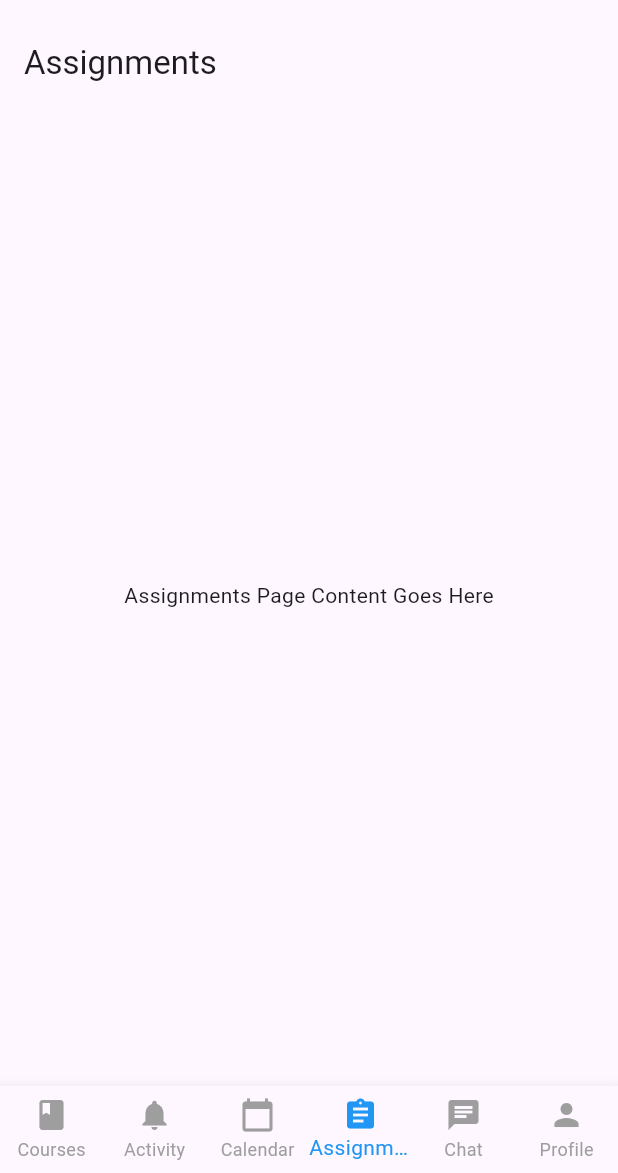
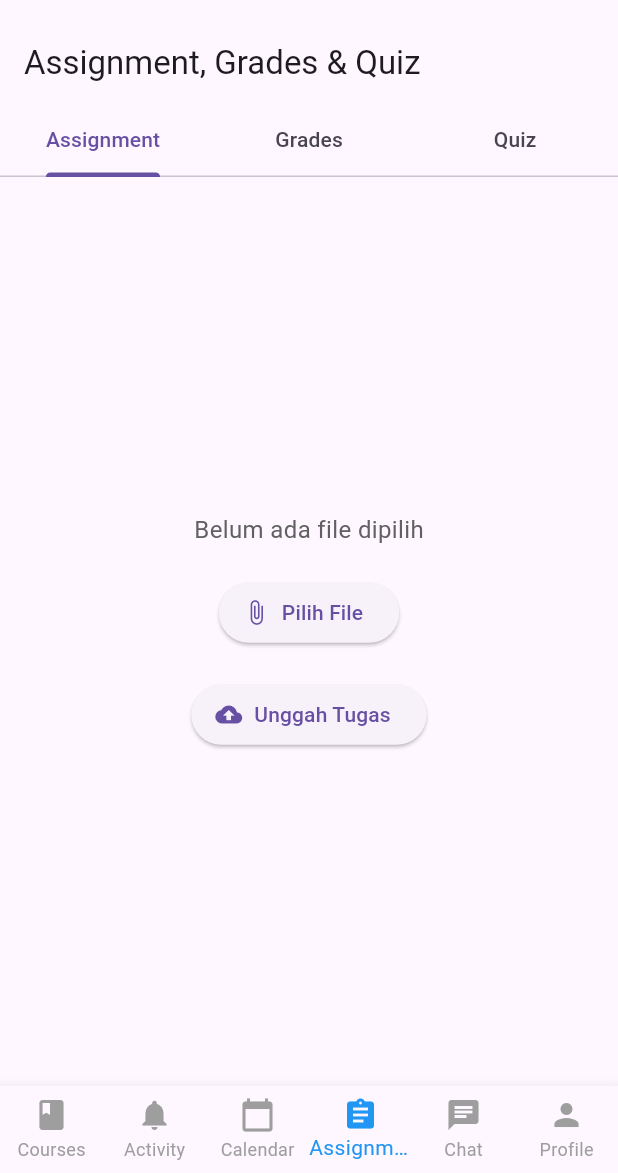
Before and after one commit to FathiyahAzzahra/Education-NgodeYuk, a Flutter app: the screen it shows after launch, item 4 of the bottom bar chosen, on a phone screen of 412 x 824 dp, the part 63-1236 px from its top. Run offline on Flutter 3.47's test engine with Material 3 defaults, Android fonts, the phone set to English and light mode, and no system bars; our stand-ins replace cloud_firestore, file_picker, firebase_core; accounts and stored records are empty.

Commit message:
assignment_quiz_dina

```diff
--- a/lib/main.dart
+++ b/lib/main.dart
@@ -19,6 +19,8 @@ void main() async {
 }
 
 class MyApp extends StatelessWidget {
+  const MyApp({super.key});
+
   @override
   Widget build(BuildContext context) {
     return MaterialApp(
--- a/lib/screens/activity/activity_page.dart
+++ b/lib/screens/activity/activity_page.dart
@@ -1,13 +1,15 @@
 import 'package:flutter/material.dart';
 
 class ActivityPage extends StatelessWidget {
+  const ActivityPage({super.key});
+
   @override
   Widget build(BuildContext context) {
     return Scaffold(
       appBar: AppBar(
-        title: Text('Activity'),
+        title: const Text('Activity'),
       ),
-      body: Center(
+      body: const Center(
         child: Text('Activity Page Content Goes Here'),
       ),
     );
--- /dev/null
+++ b/lib/screens/assignments/assignment_quiz.dart
@@ -0,0 +1,247 @@
+import 'package:flutter/material.dart';
+import 'package:file_picker/file_picker.dart';
+import 'dart:async';
+
+class AssignmentQuizPage extends StatefulWidget {
+  const AssignmentQuizPage({Key? key}) : super(key: key);
+
+  @override
+  _AssignmentQuizPageState createState() => _AssignmentQuizPageState();
+}
+
+class _AssignmentQuizPageState extends State<AssignmentQuizPage> {
+  int _timeRemaining = 30;
+  late Timer _timer;
+  bool _isQuizSubmitted = false;
+  int _score = 0;
+  int _currentQuestionIndex = 0;
+  String? _selectedOption;
+  String? filePath;
+  static const List<Map<String, dynamic>> grades = [
+    {'assignment': 'Tugas 1', 'score': 85},
+    {'assignment': 'Quiz 1', 'score': 90},
+  ];
+  final List<Map<String, Object>> _questions = [
+    {
+      'question': 'Apa fungsi utama dari loop dalam pemrograman?',
+      'options': [
+        'Menampilkan teks',
+        'Mengulang perintah',
+        'Menghapus data',
+        'Menutup program'
+      ],
+      'answer': 'Mengulang perintah'
+    },
+    {
+      'question':
+          'Apa bahasa pemrograman yang paling umum digunakan untuk pengembangan aplikasi Android?',
+      'options': ['Python', 'Swift', 'Java', 'Ruby'],
+      'answer': 'Java'
+    },
+    {
+      'question': 'HTML adalah singkatan dari...',
+      'options': [
+        'Hyper Text Markup Language',
+        'High Transfer Machine Language',
+        'Hyperlink Machine Text',
+        'Hyper Text Made Language'
+      ],
+      'answer': 'Hyper Text Markup Language'
+    },
+  ];
+
+  @override
+  void initState() {
+    super.initState();
+    startTimer();
+  }
+
+  void startTimer() {
+    _timer = Timer.periodic(const Duration(seconds: 1), (timer) {
+      if (_timeRemaining > 0) {
+        setState(() {
+          _timeRemaining--;
+        });
+      } else {
+        _submitQuiz();
+      }
+    });
+  }
+
+  void _submitQuiz() {
+    _timer.cancel();
+    setState(() {
+      _isQuizSubmitted = true;
+    });
+  }
+
+  void _checkAnswer() {
+    if (_selectedOption == _questions[_currentQuestionIndex]['answer']) {
+      _score++;
+    }
+    if (_currentQuestionIndex < _questions.length - 1) {
+      setState(() {
+        _currentQuestionIndex++;
+        _selectedOption = null;
+      });
+    } else {
+      _submitQuiz();
+    }
+  }
+
+  Future<void> pickFile() async {
+    FilePickerResult? result = await FilePicker.platform.pickFiles();
+    if (result != null) {
+      setState(() {
+        filePath = result.files.single.path;
+      });
+    }
+  }
+
+  @override
+  void dispose() {
+    _timer.cancel();
+    super.dispose();
+  }
+
+  @override
+  Widget build(BuildContext context) {
+    return DefaultTabController(
+      length: 3,
+      child: Scaffold(
+        appBar: AppBar(
+          title: const Text('Assignment, Grades & Quiz'),
+          bottom: const TabBar(
+            tabs: [
+              Tab(text: 'Assignment'),
+              Tab(text: 'Grades'),
+              Tab(text: 'Quiz'),
+            ],
+          ),
+        ),
+        body: TabBarView(
+          children: [
+            // Assignment Tab
+            Center(
+              child: Padding(
+                padding: const EdgeInsets.all(20.0),
+                child: Column(
+                  mainAxisAlignment: MainAxisAlignment.center,
+                  children: [
+                    Text(
+                      filePath != null
+                          ? "File: ${filePath!.split('/').last}"
+                          : "Belum ada file dipilih",
+                      style: TextStyle(fontSize: 16, color: Colors.grey[700]),
+                    ),
+                    const SizedBox(height: 20),
+                    ElevatedButton.icon(
+                      onPressed: pickFile,
+                      icon: const Icon(Icons.attach_file),
+                      label: const Text('Pilih File'),
+                    ),
+                    const SizedBox(height: 20),
+                    ElevatedButton.icon(
+                      onPressed: () {
+                        // Implementasikan pengunggahan file
+                      },
+                      icon: const Icon(Icons.cloud_upload),
+                      label: const Text('Unggah Tugas'),
+                    ),
+                  ],
+                ),
+              ),
+            ),
+            // Grades Tab
+            ListView.builder(
+              padding: const EdgeInsets.all(20),
+              itemCount: grades.length,
+              itemBuilder: (context, index) {
+                final grade = grades[index];
+                return Card(
+                  color: const Color(0xFFFFD09B),
+                  margin: const EdgeInsets.symmetric(vertical: 8),
+                  child: ListTile(
+                    title: Text(
+                      grade['assignment'],
+                      style: const TextStyle(
+                        fontWeight: FontWeight.bold,
+                        color: Colors.white,
+                      ),
+                    ),
+                    subtitle: Text(
+                      'Nilai: ${grade['score']}',
+                      style: const TextStyle(color: Colors.white),
+                    ),
+                    leading: const Icon(Icons.grade, color: Colors.indigo),
+                  ),
+                );
+              },
+            ),
+            // Quiz Tab
+            Center(
+              child: _isQuizSubmitted
+                  ? Column(
+                      mainAxisAlignment: MainAxisAlignment.center,
+                      children: [
+                        Text(
+                          'Quiz telah dikumpulkan!',
+                          style:
+                              TextStyle(fontSize: 18, color: Colors.green[700]),
+                        ),
+                        const SizedBox(height: 10),
+                        Text(
+                          'Skor Anda: $_score dari ${_questions.length}',
+                          style: const TextStyle(
+                              fontSize: 24, fontWeight: FontWeight.bold),
+                        ),
+                      ],
+                    )
+                  : Padding(
+                      padding: const EdgeInsets.all(20.0),
+                      child: Column(
+                        mainAxisAlignment: MainAxisAlignment.center,
+                        children: [
+                          Text(
+                            'Waktu tersisa: $_timeRemaining detik',
+                            style: const TextStyle(
+                                fontSize: 24, fontWeight: FontWeight.bold),
+                          ),
+                          const SizedBox(height: 20),
+                          Text(
+                            _questions[_currentQuestionIndex]['question']
+                                as String,
+                            style: const TextStyle(
+                                fontSize: 20, fontWeight: FontWeight.bold),
+                          ),
+                          const SizedBox(height: 10),
+                          ...(_questions[_currentQuestionIndex]['options']
+                                  as List<String>)
+                              .map((option) {
+                            return RadioListTile<String>(
+                              title: Text(option),
+                              value: option,
+                              groupValue: _selectedOption,
+                              onChanged: (value) {
+                                setState(() {
+                                  _selectedOption = value;
+                                });
+                              },
+                            );
+                          }).toList(),
+                          const SizedBox(height: 20),
+                          ElevatedButton(
+                            onPressed:
+                                _selectedOption != null ? _checkAnswer : null,
+                            child: const Text('Selanjutnya'),
+                          ),
+                        ],
+                      ),
+                    ),
+            ),
+          ],
+        ),
+      ),
+    );
+  }
+}
--- a/lib/screens/assignments/assignments_page.dart
+++ b/lib/screens/assignments/assignments_page.dart
@@ -1,15 +1,61 @@
-import 'package:flutter/material.dart';
+// import 'package:flutter/material.dart';
+// import 'package:file_picker/file_picker.dart';
 
-class AssignmentsPage extends StatelessWidget {
-  @override
-  Widget build(BuildContext context) {
-    return Scaffold(
-      appBar: AppBar(
-        title: Text('Assignments'),
-      ),
-      body: Center(
-        child: Text('Assignments Page Content Goes Here'),
-      ),
-    );
-  }
-}
+// class AssignmentPage extends StatefulWidget {
+//   const AssignmentPage({super.key});
+
+//   @override
+//   _AssignmentPageState createState() => _AssignmentPageState();
+// }
+
+// class _AssignmentPageState extends State<AssignmentPage> {
+//   String? filePath;
+
+//   Future<void> pickFile() async {
+//     FilePickerResult? result = await FilePicker.platform.pickFiles();
+//     if (result != null) {
+//       setState(() {
+//         filePath = result.files.single.path;
+//       });
+//     }
+//   }
+
+//   @override
+//   Widget build(BuildContext context) {
+//     return Scaffold(
+//       appBar: AppBar(
+//         title: const Text('Unggah Tugas'),
+//       ),
+//       body: Center(
+//         child: Padding(
+//           padding: const EdgeInsets.all(20.0),
+//           child: Column(
+//             mainAxisAlignment: MainAxisAlignment.center,
+//             children: [
+//               Text(
+//                 filePath != null
+//                     ? "File: ${filePath!.split('/').last}"
+//                     : "Belum ada file dipilih",
+//                 style: TextStyle(fontSize: 16, color: Colors.grey[700]),
+//               ),
+//               const SizedBox(height: 20),
+//               ElevatedButton.icon(
+//                 onPressed: pickFile,
+//                 icon: const Icon(Icons.attach_file),
+//                 label: const Text('Pilih File'),
+//               ),
+//               const SizedBox(height: 20),
+//               ElevatedButton.icon(
+//                 onPressed: () {
+//                   // Implementasikan pengunggahan file
+//                 },
+//                 icon: const Icon(Icons.cloud_upload),
+//                 label: const Text('Unggah Tugas'),
+//               ),
+//             ],
+//           ),
+//         ),
+//       ),
+//     );
+//   }
+// }
--- a/lib/screens/calendar/calendar_page.dart
+++ b/lib/screens/calendar/calendar_page.dart
@@ -1,13 +1,15 @@
 import 'package:flutter/material.dart';
 
 class CalendarPage extends StatelessWidget {
+  const CalendarPage({super.key});
+
   @override
   Widget build(BuildContext context) {
     return Scaffold(
       appBar: AppBar(
-        title: Text('Calendar'),
+        title: const Text('Calendar'),
       ),
-      body: Center(
+      body: const Center(
         child: Text('Calendar Page Content Goes Here'),
       ),
     );
--- a/lib/screens/chat/chat_page.dart
+++ b/lib/screens/chat/chat_page.dart
@@ -1,13 +1,15 @@
 import 'package:flutter/material.dart';
 
 class ChatPage extends StatelessWidget {
+  const ChatPage({super.key});
+
   @override
   Widget build(BuildContext context) {
     return Scaffold(
       appBar: AppBar(
-        title: Text('Chat'),
+        title: const Text('Chat'),
       ),
-      body: Center(
+      body: const Center(
         child: Text('Chat Page Content Goes Here'),
       ),
     );
--- a/lib/screens/home/home_page.dart
+++ b/lib/screens/home/home_page.dart
@@ -2,11 +2,15 @@ import 'package:flutter/material.dart';
 import '../courses/courses_page.dart';
 import '../activity/activity_page.dart'; // Tambahkan halaman Activity
 import '../calendar/calendar_page.dart'; // Tambahkan halaman Calendar
-import '../assignments/assignments_page.dart'; // Tambahkan halaman Assignments
+import '../assignments/assignment_quiz.dart'; // Tambahkan halaman Assignments
+// import '../assignments/grades_page.dart';
+// import '../assignments/quiz_page.dart';
 import '../chat/chat_page.dart'; // Tambahkan halaman Chat
 import '../profile/profile_page.dart'; // Tambahkan halaman Profile
 
 class HomePage extends StatefulWidget {
+  const HomePage({super.key});
+
   @override
   _HomePageState createState() => _HomePageState();
 }
@@ -19,7 +23,11 @@ class _HomePageState extends State<HomePage> {
     CoursesPage(), // Halaman Courses
     ActivityPage(), // Halaman Activity
     CalendarPage(), // Halaman Calendar
-    AssignmentsPage(), // Halaman Assignments
+    AssignmentQuizPage(),
+    // AssignmentPage(), // Halaman Assignments
+    // QuizPage(),
+    // GradesPage(),
+
     ChatPage(), // Halaman Chat
     ProfilePage(), // Halaman Profile
   ];
--- a/lib/screens/profile/profile_page.dart
+++ b/lib/screens/profile/profile_page.dart
@@ -1,13 +1,15 @@
 import 'package:flutter/material.dart';
 
 class ProfilePage extends StatelessWidget {
+  const ProfilePage({super.key});
+
   @override
   Widget build(BuildContext context) {
     return Scaffold(
       appBar: AppBar(
-        title: Text('Profile'),
+        title: const Text('Profile'),
       ),
-      body: Center(
+      body: const Center(
         child: Text('Profile Page Content Goes Here'),
       ),
     );
--- a/pubspec.yaml
+++ b/pubspec.yaml
@@ -19,7 +19,7 @@ publish_to: 'none' # Remove this line if you wish to publish to pub.dev
 version: 1.0.0+1
 
 environment:
-  sdk: ^3.5.4
+  sdk: ^3.5.3
 
 # Dependencies specify other packages that your package needs in order to work.
 # To automatically upgrade your package dependencies to the latest versions
@@ -37,6 +37,7 @@ dependencies:
   cupertino_icons: ^1.0.8
   firebase_core: ^3.7.0
   cloud_firestore: ^5.4.5
+  file_picker: ^8.1.3
   # url_launcher: ^6.3.1
   # video_player: ^2.5.6
 
```
Also changed, not shown: lib/screens/assignments/grades_page.dart (added, +47 -0 lines), lib/screens/assignments/quiz_page.dart (added, +167 -0 lines), lib/screens/courses/chapterdetail_page.dart (+15 -15 lines), lib/screens/courses/chapters.dart (+10 -10 lines), lib/screens/courses/courses_page.dart (+18 -17 lines), pubspec.lock.
